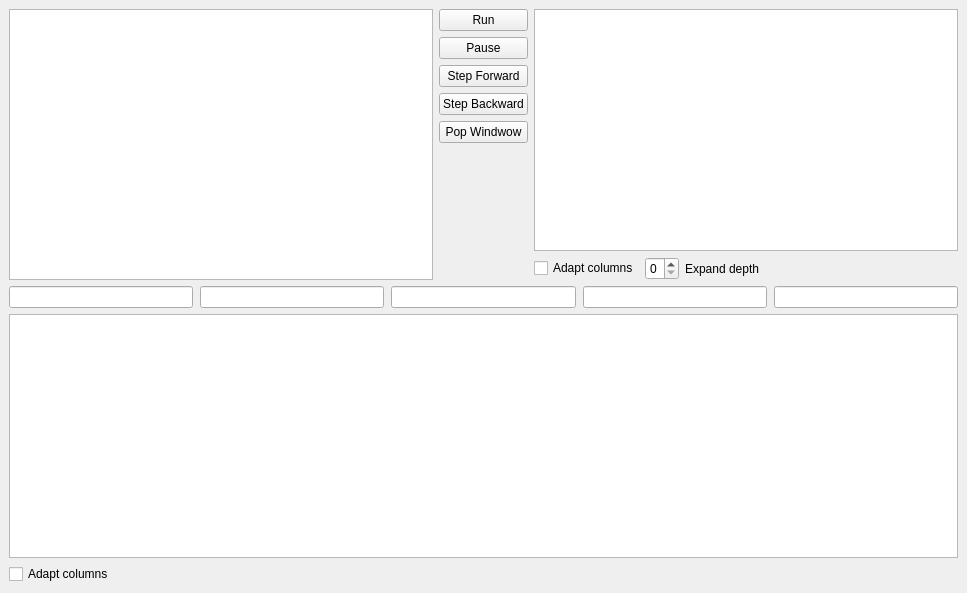
Old version of the form src/Debugging/MainDebugWindow.ui in the repository GroupDenseKitchen/KitchenOccupation.
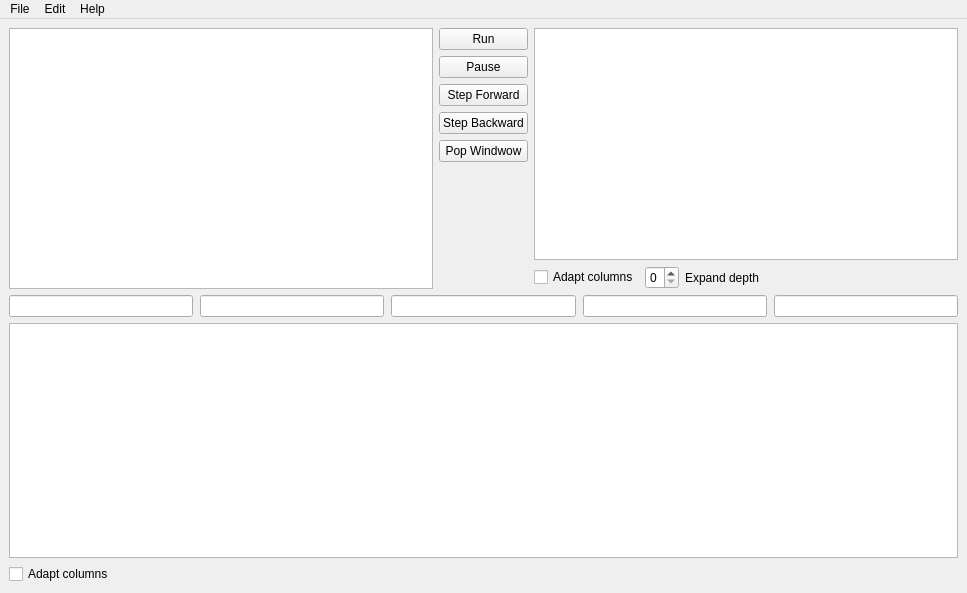
New version of the form.

What changed in the file:
```diff
--- a/src/Debugging/MainDebugWindow.ui
+++ b/src/Debugging/MainDebugWindow.ui
@@ -240,6 +240,34 @@
     </item>
    </layout>
   </widget>
+  <widget class="QMenuBar" name="menuBar">
+   <property name="geometry">
+    <rect>
+     <x>0</x>
+     <y>0</y>
+     <width>967</width>
+     <height>26</height>
+    </rect>
+   </property>
+   <widget class="QMenu" name="menuFile">
+    <property name="title">
+     <string>File</string>
+    </property>
+   </widget>
+   <widget class="QMenu" name="menuEdit">
+    <property name="title">
+     <string>Edit</string>
+    </property>
+   </widget>
+   <widget class="QMenu" name="menuHelp">
+    <property name="title">
+     <string>Help</string>
+    </property>
+   </widget>
+   <addaction name="menuFile"/>
+   <addaction name="menuEdit"/>
+   <addaction name="menuHelp"/>
+  </widget>
  </widget>
  <resources/>
  <connections/>
```
